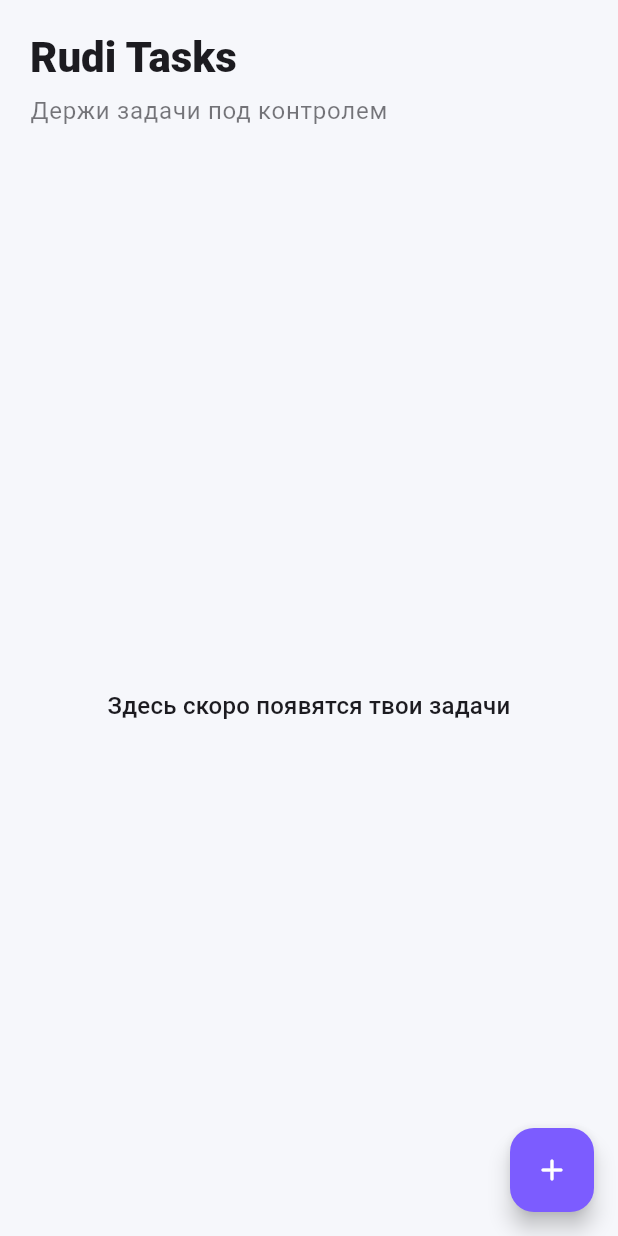
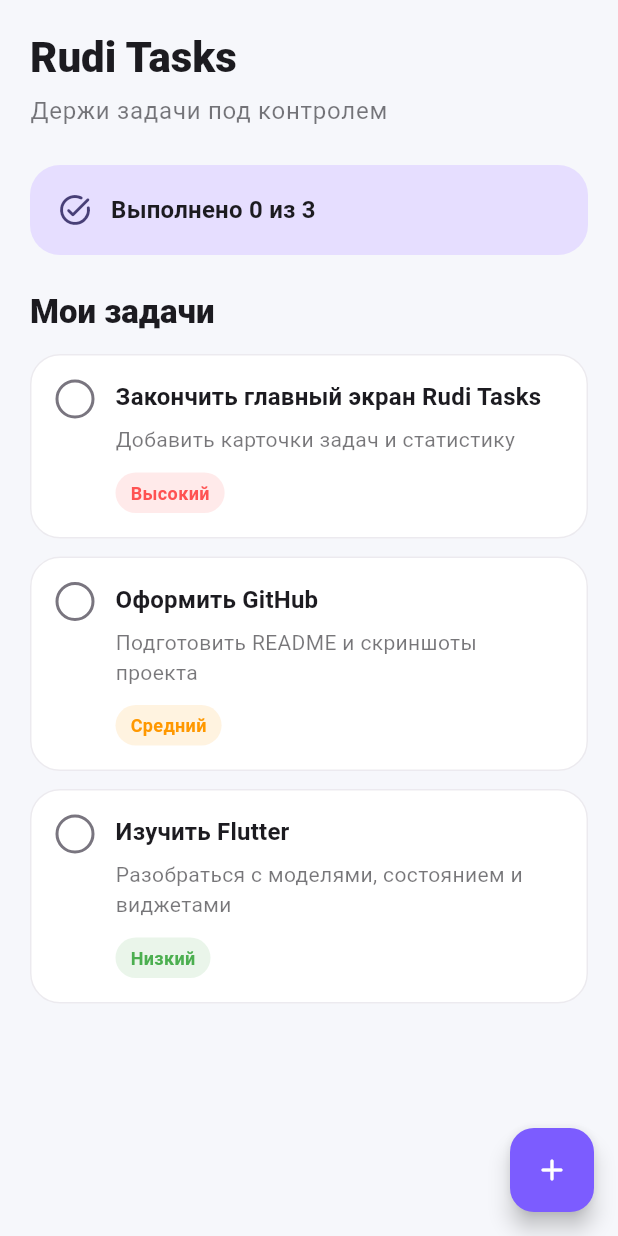
Before and after one commit to RudiApps/rudi-tasks, a Flutter app: the screen it shows after launch, on a phone screen of 412 x 824 dp. Run offline on Flutter 3.47's test engine with Material 3 defaults, Android fonts, the phone set to English and light mode, and no system bars.

Commit message:
Add task model and interactive task cards

```diff
--- /dev/null
+++ b/lib/models/task.dart
@@ -0,0 +1,41 @@
+enum TaskPriority {
+  low,
+  medium,
+  high,
+}
+
+class Task {
+  const Task({
+    required this.id,
+    required this.title,
+    this.description = '',
+    this.isCompleted = false,
+    this.priority = TaskPriority.medium,
+    this.createdAt,
+  });
+
+  final String id;
+  final String title;
+  final String description;
+  final bool isCompleted;
+  final TaskPriority priority;
+  final DateTime? createdAt;
+
+  Task copyWith({
+    String? id,
+    String? title,
+    String? description,
+    bool? isCompleted,
+    TaskPriority? priority,
+    DateTime? createdAt,
+  }) {
+    return Task(
+      id: id ?? this.id,
+      title: title ?? this.title,
+      description: description ?? this.description,
+      isCompleted: isCompleted ?? this.isCompleted,
+      priority: priority ?? this.priority,
+      createdAt: createdAt ?? this.createdAt,
+    );
+  }
+}
--- a/lib/screens/tasks/tasks_screen.dart
+++ b/lib/screens/tasks/tasks_screen.dart
@@ -1,10 +1,52 @@
 import 'package:flutter/material.dart';
 
-class TasksScreen extends StatelessWidget {
+import '../../models/task.dart';
+import '../../widgets/task_card.dart';
+
+class TasksScreen extends StatefulWidget {
   const TasksScreen({super.key});
 
   @override
+  State<TasksScreen> createState() => _TasksScreenState();
+}
+
+class _TasksScreenState extends State<TasksScreen> {
+  final List<Task> _tasks = [
+    const Task(
+      id: '1',
+      title: 'Закончить главный экран Rudi Tasks',
+      description: 'Добавить карточки задач и статистику',
+      priority: TaskPriority.high,
+    ),
+    const Task(
+      id: '2',
+      title: 'Оформить GitHub',
+      description: 'Подготовить README и скриншоты проекта',
+      priority: TaskPriority.medium,
+    ),
+    const Task(
+      id: '3',
+      title: 'Изучить Flutter',
+      description: 'Разобраться с моделями, состоянием и виджетами',
+      priority: TaskPriority.low,
+    ),
+  ];
+
+  void _toggleTask(int index) {
+    setState(() {
+      final task = _tasks[index];
+
+      _tasks[index] = task.copyWith(
+        isCompleted: !task.isCompleted,
+      );
+    });
+  }
+
+  @override
   Widget build(BuildContext context) {
+    final completedCount =
+        _tasks.where((task) => task.isCompleted).length;
+
     return Scaffold(
       body: SafeArea(
         child: Padding(
@@ -28,14 +70,58 @@
                           .withValues(alpha: 0.6),
                     ),
               ),
-              const SizedBox(height: 32),
+
+              const SizedBox(height: 24),
+
+              Container(
+                width: double.infinity,
+                padding: const EdgeInsets.all(18),
+                decoration: BoxDecoration(
+                  color: Theme.of(context).colorScheme.primaryContainer,
+                  borderRadius: BorderRadius.circular(20),
+                ),
+                child: Row(
+                  children: [
+                    Icon(
+                      Icons.task_alt_rounded,
+                      color: Theme.of(context)
+                          .colorScheme
+                          .onPrimaryContainer,
+                    ),
+                    const SizedBox(width: 12),
+                    Expanded(
+                      child: Text(
+                        'Выполнено $completedCount из ${_tasks.length}',
+                        style:
+                            Theme.of(context).textTheme.titleMedium?.copyWith(
+                                  fontWeight: FontWeight.w700,
+                                ),
+                      ),
+                    ),
+                  ],
+                ),
+              ),
+
+              const SizedBox(height: 24),
+
+              Text(
+                'Мои задачи',
+                style: Theme.of(context).textTheme.titleLarge?.copyWith(
+                      fontWeight: FontWeight.w800,
+                    ),
+              ),
+
+              const SizedBox(height: 14),
+
               Expanded(
-                child: Center(
-                  child: Text(
-                    'Здесь скоро появятся твои задачи',
-                    textAlign: TextAlign.center,
-                    style: Theme.of(context).textTheme.titleMedium,
-                  ),
+                child: ListView.builder(
+                  itemCount: _tasks.length,
+                  itemBuilder: (context, index) {
+                    return TaskCard(
+                      task: _tasks[index],
+                      onToggle: () => _toggleTask(index),
+                    );
+                  },
                 ),
               ),
             ],
--- /dev/null
+++ b/lib/widgets/task_card.dart
@@ -0,0 +1,138 @@
+import 'package:flutter/material.dart';
+
+import '../models/task.dart';
+import '../theme/rudi_theme.dart';
+
+class TaskCard extends StatelessWidget {
+  const TaskCard({
+    super.key,
+    required this.task,
+    required this.onToggle,
+  });
+
+  final Task task;
+  final VoidCallback onToggle;
+
+  Color _priorityColor() {
+    switch (task.priority) {
+      case TaskPriority.low:
+        return Colors.green;
+      case TaskPriority.medium:
+        return Colors.orange;
+      case TaskPriority.high:
+        return Colors.redAccent;
+    }
+  }
+
+  String _priorityLabel() {
+    switch (task.priority) {
+      case TaskPriority.low:
+        return 'Низкий';
+      case TaskPriority.medium:
+        return 'Средний';
+      case TaskPriority.high:
+        return 'Высокий';
+    }
+  }
+
+  @override
+  Widget build(BuildContext context) {
+    final isDark = Theme.of(context).brightness == Brightness.dark;
+
+    return Container(
+      margin: const EdgeInsets.only(bottom: 12),
+      padding: const EdgeInsets.all(16),
+      decoration: BoxDecoration(
+        color: isDark ? RudiTheme.darkSurface : RudiTheme.lightSurface,
+        borderRadius: BorderRadius.circular(20),
+        border: Border.all(
+          color: Theme.of(context)
+              .colorScheme
+              .outlineVariant
+              .withValues(alpha: 0.35),
+        ),
+      ),
+      child: Row(
+        crossAxisAlignment: CrossAxisAlignment.start,
+        children: [
+          InkWell(
+            onTap: onToggle,
+            borderRadius: BorderRadius.circular(100),
+            child: AnimatedContainer(
+              duration: const Duration(milliseconds: 180),
+              width: 26,
+              height: 26,
+              decoration: BoxDecoration(
+                shape: BoxShape.circle,
+                color: task.isCompleted
+                    ? RudiTheme.primary
+                    : Colors.transparent,
+                border: Border.all(
+                  color: task.isCompleted
+                      ? RudiTheme.primary
+                      : Theme.of(context).colorScheme.outline,
+                  width: 2,
+                ),
+              ),
+              child: task.isCompleted
+                  ? const Icon(
+                      Icons.check_rounded,
+                      size: 18,
+                      color: Colors.white,
+                    )
+                  : null,
+            ),
+          ),
+          const SizedBox(width: 14),
+          Expanded(
+            child: Column(
+              crossAxisAlignment: CrossAxisAlignment.start,
+              children: [
+                Text(
+                  task.title,
+                  style: Theme.of(context).textTheme.titleMedium?.copyWith(
+                        fontWeight: FontWeight.w700,
+                        decoration: task.isCompleted
+                            ? TextDecoration.lineThrough
+                            : null,
+                      ),
+                ),
+                if (task.description.isNotEmpty) ...[
+                  const SizedBox(height: 6),
+                  Text(
+                    task.description,
+                    style: Theme.of(context).textTheme.bodyMedium?.copyWith(
+                          color: Theme.of(context)
+                              .colorScheme
+                              .onSurface
+                              .withValues(alpha: 0.6),
+                        ),
+                  ),
+                ],
+                const SizedBox(height: 12),
+                Container(
+                  padding: const EdgeInsets.symmetric(
+                    horizontal: 10,
+                    vertical: 5,
+                  ),
+                  decoration: BoxDecoration(
+                    color: _priorityColor().withValues(alpha: 0.12),
+                    borderRadius: BorderRadius.circular(100),
+                  ),
+                  child: Text(
+                    _priorityLabel(),
+                    style: TextStyle(
+                      color: _priorityColor(),
+                      fontSize: 12,
+                      fontWeight: FontWeight.w700,
+                    ),
+                  ),
+                ),
+              ],
+            ),
+          ),
+        ],
+      ),
+    );
+  }
+}
```
